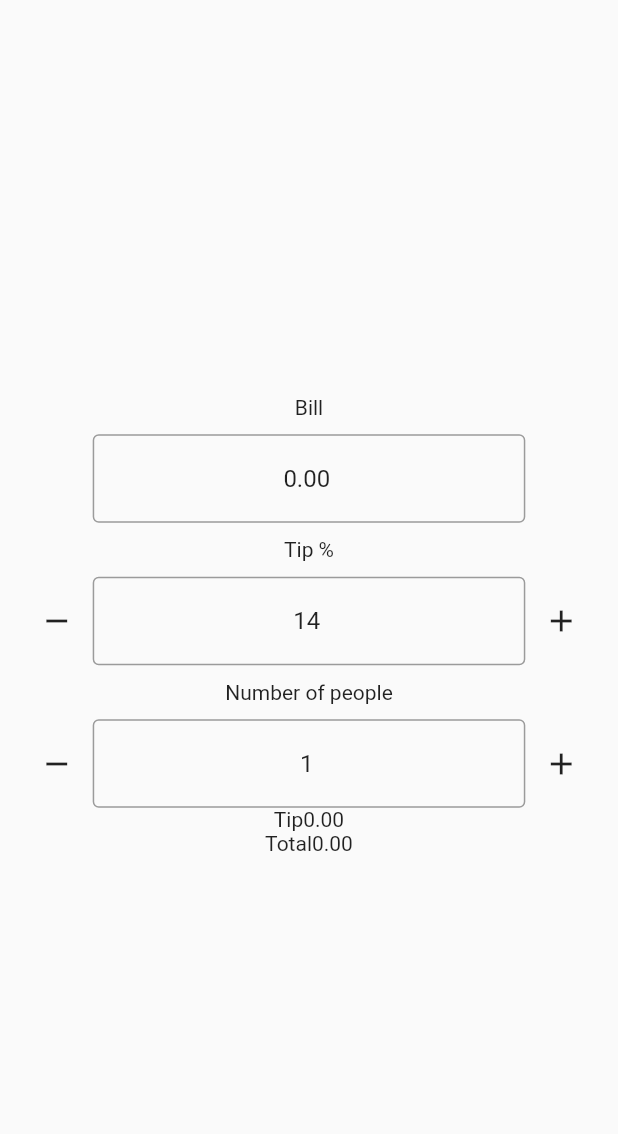
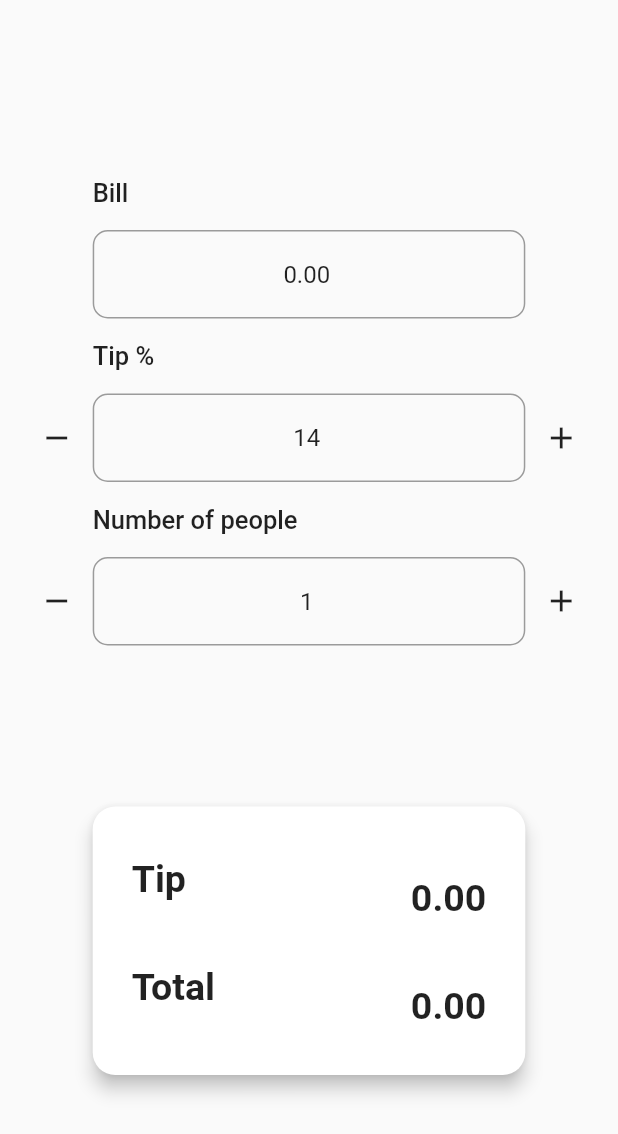
Before and after one commit to kyawmoehan/tip_calculator_app, a Flutter app: the screen it shows after launch, after a tap on the "remove" icon, on a phone screen of 412 x 824 dp. Shown: the top 1134 px of the screen. Run offline on Flutter 3.47's test engine with Material 2 defaults, Android fonts, the phone set to English and light mode, and no system bars.

Commit message:
desing and result card

```diff
--- a/lib/main.dart
+++ b/lib/main.dart
@@ -1,4 +1,7 @@
 import 'package:flutter/material.dart';
+
+import './widget/result.dart';
+import './widget/form.dart';
 
 void main() {
   runApp(MyApp());
@@ -8,8 +11,17 @@ class MyApp extends StatelessWidget {
   @override
   Widget build(BuildContext context) {
     return MaterialApp(
-      title: 'Flutter Demo',
-      // theme: ThemeData,
+      title: 'Tip Share',
+      theme: ThemeData(
+        textTheme: TextTheme(
+          bodyText1: TextStyle(fontSize: 17),
+          bodyText2: TextStyle(
+            fontSize: 25,
+            fontWeight: FontWeight.bold,
+          ),
+          subtitle1: TextStyle(fontSize: 16),
+        ),
+      ),
       home: MyHomePage(),
     );
   }
@@ -21,129 +33,33 @@ class MyHomePage extends StatefulWidget {
 }
 
 class _MyHomePageState extends State<MyHomePage> {
-  double finalTip;
-  double finalTotal;
-  final _billController = TextEditingController(text: '0.00');
-  final _tipController = TextEditingController(text: '15');
-  final _peopleController = TextEditingController(text: '1');
+  double _finalTip = 0.00;
+  double _finalTotal = 0.00;
+  int _people = 1;
 
-  void _increaseOne(controller) {
-    int currentValue = int.parse(controller.text);
+  void _updatePeople(int value) {
     setState(() {
-      currentValue++;
-      controller.text = currentValue.toString();
-      _calculateTip();
+      _people = value;
     });
   }
 
-  void _decreaseOne(controller) {
-    int currentValue = int.parse(controller.text);
+  void _updateTip(double tip, double total) {
     setState(() {
-      currentValue--;
-      controller.text = currentValue.toString();
-      _calculateTip();
-    });
-  }
-
-  void _calculateTip() {
-    double bill = double.parse(_billController.text);
-    int tip = int.parse(_tipController.text);
-    int people = int.parse(_peopleController.text);
-    double totalTip = (bill * (tip / 100));
-    double totalAmount = (bill + totalTip) / people;
-    setState(() {
-      finalTip = (totalTip / people);
-      finalTotal = totalAmount;
+      _finalTip = tip;
+      _finalTotal = total;
     });
   }
 
   @override
   Widget build(BuildContext context) {
-    _calculateTip();
-    final mediaQuery = MediaQuery.of(context);
+    // final mediaQuery = MediaQuery.of(context);
     return Scaffold(
       body: Center(
         child: Column(
-          mainAxisAlignment: MainAxisAlignment.center,
-          // crossAxisAlignment: CrossAxisAlignment.start,
+          mainAxisAlignment: MainAxisAlignment.spaceEvenly,
           children: <Widget>[
-            Padding(
-              padding: const EdgeInsets.symmetric(vertical: 10, horizontal: 0),
-              child: Text('Bill'),
-            ),
-            SizedBox(
-              width: mediaQuery.size.width * 0.7,
-              child: TextField(
-                controller: _billController,
-                textAlign: TextAlign.center,
-                keyboardType: TextInputType.numberWithOptions(decimal: true),
-                onChanged: (_) => _calculateTip(),
-                decoration: InputDecoration(
-                  border: const OutlineInputBorder(),
-                ),
-              ),
-            ),
-            Padding(
-              padding: const EdgeInsets.symmetric(vertical: 10, horizontal: 0),
-              child: Text('Tip %'),
-            ),
-            Row(
-              mainAxisAlignment: MainAxisAlignment.center,
-              children: [
-                IconButton(
-                  icon: Icon(Icons.remove),
-                  onPressed: () => _decreaseOne(_tipController),
-                ),
-                SizedBox(
-                  width: mediaQuery.size.width * 0.7,
-                  child: TextField(
-                    controller: _tipController,
-                    textAlign: TextAlign.center,
-                    showCursor: true,
-                    readOnly: true,
-                    decoration: InputDecoration(
-                      border: const OutlineInputBorder(),
-                    ),
-                  ),
-                ),
-                IconButton(
-                  icon: Icon(Icons.add),
-                  onPressed: () => _increaseOne(_tipController),
-                ),
-              ],
-            ),
-            Padding(
-              padding: const EdgeInsets.symmetric(vertical: 10, horizontal: 0),
-              child: Text('Number of people'),
-            ),
-            Row(
-              mainAxisAlignment: MainAxisAlignment.center,
-              children: [
-                IconButton(
-                  icon: Icon(Icons.remove),
-                  onPressed: () => _decreaseOne(_peopleController),
-                ),
-                SizedBox(
-                  width: mediaQuery.size.width * 0.7,
-                  child: TextField(
-                    onChanged: (_) => _calculateTip,
-                    controller: _peopleController,
-                    showCursor: true,
-                    readOnly: true,
-                    textAlign: TextAlign.center,
-                    decoration: InputDecoration(
-                      border: const OutlineInputBorder(),
-                    ),
-                  ),
-                ),
-                IconButton(
-                  icon: Icon(Icons.add),
-                  onPressed: () => _increaseOne(_peopleController),
-                ),
-              ],
-            ),
-            Text('Tip${finalTip.toStringAsFixed(2)}'),
-            Text('Total${finalTotal.toStringAsFixed(2)}'),
+            FormWidget(_updatePeople, _updateTip),
+            Result(_finalTip, _finalTotal, _people),
           ],
         ),
       ),
--- /dev/null
+++ b/lib/widget/form.dart
@@ -0,0 +1,164 @@
+import 'package:flutter/material.dart';
+
+class FormWidget extends StatefulWidget {
+  final Function updatePeople;
+  final Function updateTip;
+  FormWidget(this.updatePeople, this.updateTip);
+  @override
+  _FormWidgetState createState() => _FormWidgetState();
+}
+
+class _FormWidgetState extends State<FormWidget> {
+  final _billController = TextEditingController(text: '0.00');
+
+  final _tipController = TextEditingController(text: '15');
+
+  final _peopleController = TextEditingController(text: '1');
+
+  void _increaseOne(controller, from) {
+    int currentValue = int.parse(controller.text);
+
+    setState(() {
+      currentValue++;
+      if (from == 'people') {
+        widget.updatePeople(currentValue);
+      }
+      controller.text = currentValue.toString();
+      _calculateTip();
+    });
+  }
+
+  void _decreaseOne(controller, from) {
+    int currentValue = int.parse(controller.text);
+    if (currentValue == 1) {
+      return;
+    }
+
+    setState(() {
+      currentValue--;
+      if (from == 'people') {
+        widget.updatePeople(currentValue);
+      }
+      controller.text = currentValue.toString();
+      _calculateTip();
+    });
+  }
+
+  void _calculateTip() {
+    double bill = double.parse(_billController.text);
+    int tip = int.parse(_tipController.text);
+    int people = int.parse(_peopleController.text);
+    double totalTip = (bill * (tip / 100));
+    double totalAmount = (bill + totalTip) / people;
+    widget.updateTip(totalTip / people, totalAmount);
+  }
+
+  @override
+  Widget build(BuildContext context) {
+    final mediaQuery = MediaQuery.of(context);
+    return Column(
+      children: [
+        SizedBox(
+          width: mediaQuery.size.width * 0.7,
+          child: Padding(
+            padding: const EdgeInsets.symmetric(vertical: 15, horizontal: 0),
+            child: Text(
+              'Bill',
+              style: Theme.of(context).textTheme.bodyText1,
+            ),
+          ),
+        ),
+        SizedBox(
+          width: mediaQuery.size.width * 0.7,
+          child: TextField(
+            controller: _billController,
+            textAlign: TextAlign.center,
+            keyboardType: TextInputType.numberWithOptions(decimal: true),
+            onChanged: (_) => _calculateTip(),
+            decoration: InputDecoration(
+              border: const OutlineInputBorder(
+                borderRadius: BorderRadius.all(Radius.circular(10.0)),
+              ),
+            ),
+          ),
+        ),
+        SizedBox(
+          width: mediaQuery.size.width * 0.7,
+          child: Padding(
+            padding: const EdgeInsets.symmetric(vertical: 15, horizontal: 0),
+            child: Text(
+              'Tip %',
+              style: Theme.of(context).textTheme.bodyText1,
+            ),
+          ),
+        ),
+        Row(
+          mainAxisAlignment: MainAxisAlignment.center,
+          children: [
+            IconButton(
+              icon: Icon(Icons.remove),
+              onPressed: () => _decreaseOne(_tipController, 'tip'),
+            ),
+            SizedBox(
+              width: mediaQuery.size.width * 0.7,
+              child: TextField(
+                controller: _tipController,
+                textAlign: TextAlign.center,
+                showCursor: true,
+                readOnly: true,
+                decoration: InputDecoration(
+                  border: const OutlineInputBorder(
+                    borderRadius: BorderRadius.all(Radius.circular(10.0)),
+                    borderSide: BorderSide(width: 10.1),
+                  ),
+                ),
+              ),
+            ),
+            IconButton(
+              icon: Icon(Icons.add),
+              onPressed: () => _increaseOne(_tipController, 'tip'),
+            ),
+          ],
+        ),
+        SizedBox(
+          width: mediaQuery.size.width * 0.7,
+          child: Padding(
+            padding: const EdgeInsets.symmetric(vertical: 15, horizontal: 0),
+            child: Text(
+              'Number of people',
+              style: Theme.of(context).textTheme.bodyText1,
+            ),
+          ),
+        ),
+        Row(
+          mainAxisAlignment: MainAxisAlignment.center,
+          children: [
+            IconButton(
+              icon: Icon(Icons.remove),
+              onPressed: () => _decreaseOne(_peopleController, 'people'),
+            ),
+            SizedBox(
+              width: mediaQuery.size.width * 0.7,
+              child: TextField(
+                onChanged: (_) => _calculateTip,
+                controller: _peopleController,
+                showCursor: true,
+                readOnly: true,
+                textAlign: TextAlign.center,
+                decoration: InputDecoration(
+                  border: const OutlineInputBorder(
+                    borderRadius: BorderRadius.all(Radius.circular(10.0)),
+                  ),
+                ),
+              ),
+            ),
+            IconButton(
+              icon: Icon(Icons.add),
+              onPressed: () => _increaseOne(_peopleController, 'people'),
+            ),
+          ],
+        ),
+      ],
+    );
+  }
+}
--- /dev/null
+++ b/lib/widget/result.dart
@@ -0,0 +1,60 @@
+import 'package:flutter/material.dart';
+
+class Result extends StatelessWidget {
+  final double tipTotal;
+  final double totalAmount;
+  final int people;
+  Result(this.tipTotal, this.totalAmount, this.people);
+
+  @override
+  Widget build(BuildContext context) {
+    final mediaQuery = MediaQuery.of(context);
+    print(people);
+    final perPerosn = people >= 2 && totalAmount > 0
+        ? Text(
+            'per person',
+            style: TextStyle(fontSize: 18),
+          )
+        : Container();
+
+    return Card(
+      elevation: 5,
+      shape: RoundedRectangleBorder(
+        borderRadius: BorderRadius.circular(15.0),
+      ),
+      child: Container(
+        margin: EdgeInsets.only(top: 15),
+        child: SizedBox(
+          width: mediaQuery.size.width * 0.7,
+          child: Padding(
+            padding: const EdgeInsets.all(10),
+            child: Column(
+              children: [
+                ListTile(
+                  title: Text(
+                    'Tip',
+                    style: Theme.of(context).textTheme.bodyText2,
+                  ),
+                  subtitle: perPerosn,
+                  trailing: Text(
+                    '${tipTotal.toStringAsFixed(2)}',
+                  ),
+                ),
+                ListTile(
+                  title: Text(
+                    'Total',
+                    style: Theme.of(context).textTheme.bodyText2,
+                  ),
+                  subtitle: perPerosn,
+                  trailing: Text(
+                    '${totalAmount.toStringAsFixed(2)}',
+                  ),
+                ),
+              ],
+            ),
+          ),
+        ),
+      ),
+    );
+  }
+}
```
Also changed, not shown: img/Tipshare.png (added), 1 other file.
